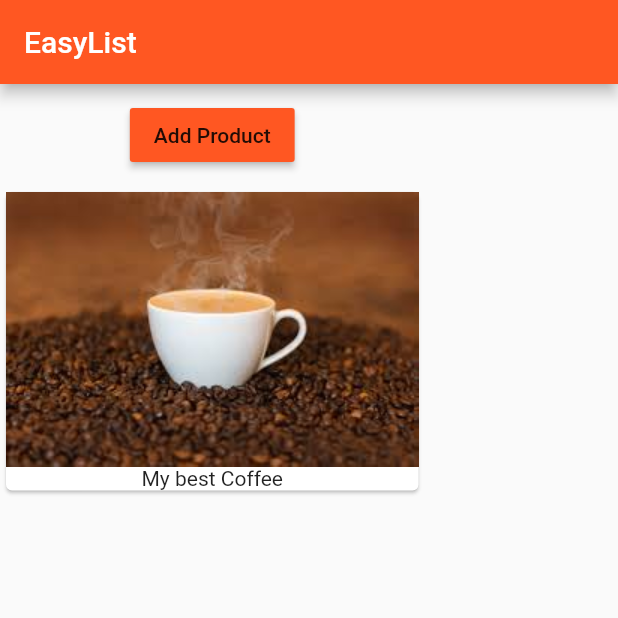
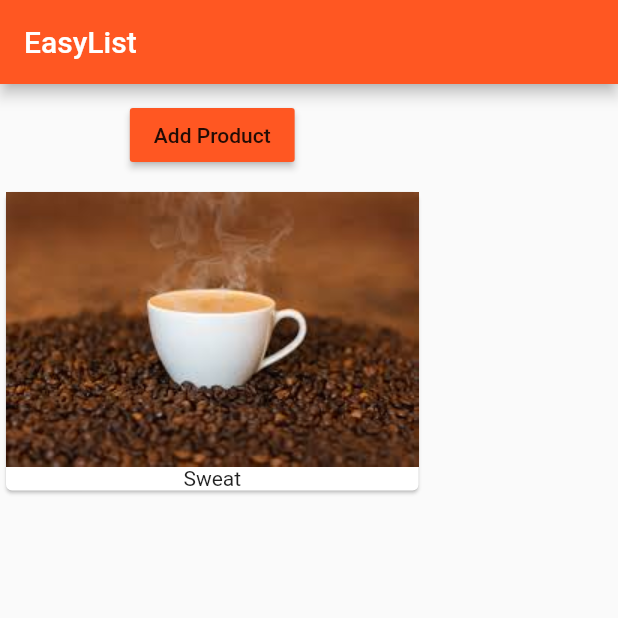
Before and after one commit to csiva2010/flutter_course, a Flutter app: the screen it shows after launch, on a phone screen of 412 x 824 dp, the top half of it. Run offline on Flutter 3.47's test engine with Material 2 defaults, Android fonts, the phone set to English and light mode, and no system bars.

Commit message:
optional arguments

```diff
--- a/lib/main.dart
+++ b/lib/main.dart
@@ -16,7 +16,7 @@ class MyApp extends StatelessWidget {
           appBar: AppBar(
             title: Text('EasyList'),
             ),
-            body: ProductManagers(startingProduct: 'My best Coffee'),
+            body: ProductManagers(),
           ),
         );
     }
--- a/lib/products-manager.dart
+++ b/lib/products-manager.dart
@@ -2,7 +2,7 @@ import 'package:flutter/material.dart';
 import './products.dart';
 class ProductManagers extends StatefulWidget {
 final String startingProduct;
-ProductManagers({this.startingProduct});
+ProductManagers({this.startingProduct = 'Sweat'});
 
   @override
     State<StatefulWidget> createState() {
--- a/lib/products.dart
+++ b/lib/products.dart
@@ -1,8 +1,8 @@
 import 'package:flutter/material.dart';
 
 class Products extends StatelessWidget {
-List<String> products;
-  Products(this.products);
+final List<String> products;
+  Products([this.products = const[]]);
 
 @override
   Widget build(BuildContext context) {
```
